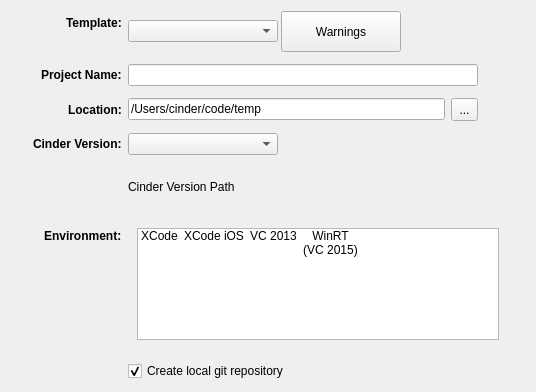
The window that ui/WizardPageMain.ui (cinder/TinderBox) describes before a commit, drawn with Qt 5.
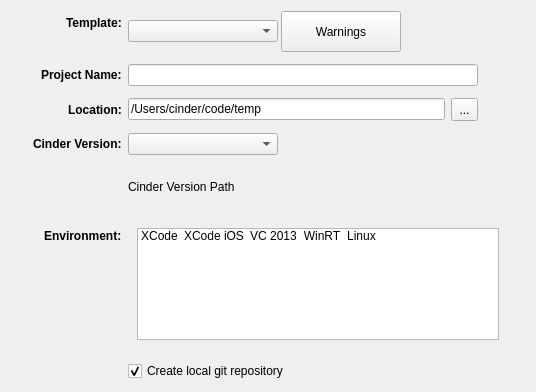
The same window after the commit. Icons and pictures are not drawn.

Commit message: First bit of UI integration with Linux; no functionality

The edit to the form file:
```diff
--- a/ui/WizardPageMain.ui
+++ b/ui/WizardPageMain.ui
@@ -375,8 +375,7 @@
             </item>
             <item>
              <property name="text">
-              <string>WinRT
-(VC 2015)</string>
+              <string>WinRT</string>
              </property>
              <property name="icon">
               <iconset>
@@ -385,6 +384,17 @@
               </iconset>
              </property>
             </item>
+            <item>
+             <property name="text">
+              <string>Linux</string>
+             </property>
+             <property name="icon">
+              <iconset>
+               <normalon>:/icons/linux.png</normalon>
+               <selectedoff>:/icons/linux_selected.png</selectedoff>
+              </iconset>
+             </property>
+            </item>
            </widget>
           </item>
          </layout>
```
The commit also changes 10 other files.
